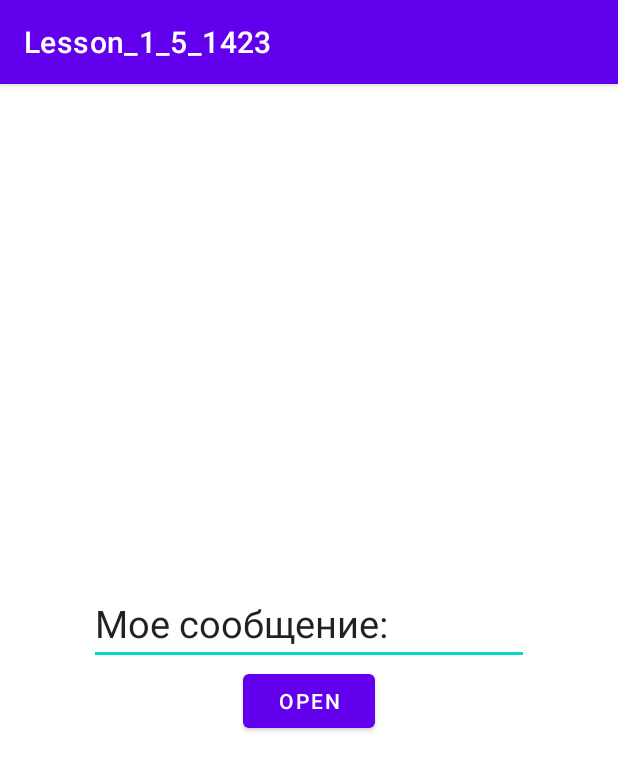
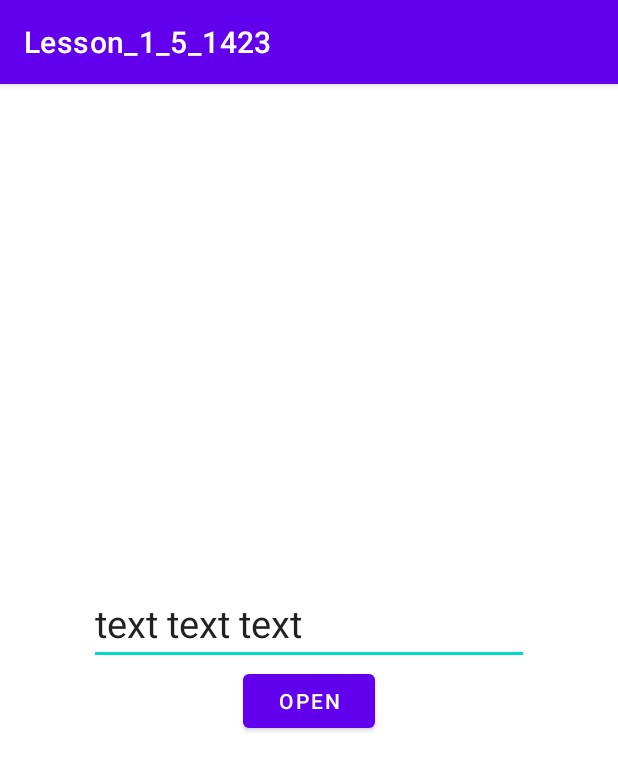
Before and after one commit to mentatusn/Lesson_1_5_1423, an Android app: the screen it shows after launch (SecondActivity before the commit, InterceptActivity after it), after a tap on "OPEN", on a phone screen of 412 x 824 dp. Shown: the top 771 px of the screen. Run offline under Robolectric (Android 15) with nearby library versions, the phone set to English and light mode, and no system bars.

```diff
--- a/app/src/main/AndroidManifest.xml
+++ b/app/src/main/AndroidManifest.xml
@@ -9,13 +9,38 @@
         android:roundIcon="@mipmap/ic_launcher_round"
         android:supportsRtl="true"
         android:theme="@style/Theme.Lesson_1_5_1423">
-       <activity android:name=".SecondActivity"/>
+        <activity android:name=".InterceptActivity">
+
+            <intent-filter>
+                <action android:name="android.intent.action.SEND" />
+
+                <data android:mimeType="text/plain" />
+                <data android:mimeType="image/*" />
+
+                <category android:name="android.intent.category.DEFAULT" />
+            </intent-filter>
+
+        </activity>
+        <activity android:name=".SecondActivity">
+            <intent-filter>
+                <action android:name="android.intent.action.SENDTO" />
+
+                <data android:scheme="mailto" />
+
+                <category android:name="android.intent.category.DEFAULT" />
+            </intent-filter>
+        </activity>
         <activity android:name=".MainActivity">
             <intent-filter>
                 <action android:name="android.intent.action.MAIN" />
 
                 <category android:name="android.intent.category.LAUNCHER" />
             </intent-filter>
+
+            <intent-filter>
+                <action android:name="runCalcEugen"/>
+                <category android:name="android.intent.category.DEFAULT"/>
+            </intent-filter>
         </activity>
     </application>
 
--- /dev/null
+++ b/app/src/main/java/calculator/calulation/lesson_1_5_1423/InterceptActivity.java
@@ -0,0 +1,44 @@
+package calculator.calulation.lesson_1_5_1423;
+
+import androidx.appcompat.app.AppCompatActivity;
+
+import android.content.Intent;
+import android.os.Bundle;
+import android.widget.Button;
+import android.widget.EditText;
+import android.widget.ImageView;
+
+public class InterceptActivity extends AppCompatActivity {
+
+
+    Button button2;
+    EditText editText2;
+    ImageView imageView;
+
+    @Override
+    protected void onCreate(Bundle savedInstanceState) {
+        super.onCreate(savedInstanceState);
+        setContentView(R.layout.activity_intercept);
+        button2 = findViewById(R.id.button2);
+        editText2 = findViewById(R.id.editText2);
+        imageView = findViewById(R.id.imageView);
+
+        Intent i = getIntent();
+        String action = i.getAction();
+        String type = i.getType();
+
+        Bundle extras = i.getExtras();
+
+        if(action.equals(Intent.ACTION_SEND)){
+            if(type.startsWith("image/")){
+                imageView.setImageURI(extras.getParcelable(Intent.EXTRA_STREAM));
+            }else if(type.startsWith("text/")){
+                String subject = extras.getString(Intent.EXTRA_SUBJECT);
+                String text = extras.getString(Intent.EXTRA_TEXT);
+                editText2.setText(String.format("%s",  text));
+            }
+        }
+
+
+    }
+}
--- a/app/src/main/java/calculator/calulation/lesson_1_5_1423/MainActivity.java
+++ b/app/src/main/java/calculator/calulation/lesson_1_5_1423/MainActivity.java
@@ -3,8 +3,11 @@ package calculator.calulation.lesson_1_5_1423;
 import androidx.appcompat.app.AppCompatActivity;
 
 import android.content.Intent;
+import android.net.Uri;
 import android.os.Bundle;
+import android.util.Log;
 import android.view.View;
+import android.webkit.MimeTypeMap;
 import android.widget.Button;
 import android.widget.EditText;
 
@@ -21,7 +24,7 @@ public class MainActivity extends AppCompatActivity {
     protected void onCreate(Bundle savedInstanceState) {
         super.onCreate(savedInstanceState);
         setContentView(R.layout.main_activity);
-
+/*
         button1 = findViewById(R.id.button1);
         editText1 = findViewById(R.id.editText1);
         button1.setOnClickListener(new View.OnClickListener() {
@@ -45,7 +48,31 @@ public class MainActivity extends AppCompatActivity {
         if(extras!=null){
             String message = extras.getString(MainActivity.KEY_MESSAGE);
             editText1.setText(message);
-        }
+        }*/
+
+
+
+        Log.d("mylogs", MimeTypeMap.getSingleton().getMimeTypeFromExtension("txt"));
+        Log.d("mylogs", MimeTypeMap.getSingleton().getMimeTypeFromExtension("jpg"));
+        Log.d("mylogs", MimeTypeMap.getSingleton().getMimeTypeFromExtension("tif"));
+        Log.d("mylogs", MimeTypeMap.getSingleton().getMimeTypeFromExtension("mp3"));
+        Log.d("mylogs", MimeTypeMap.getSingleton().getMimeTypeFromExtension("webp"));
+        Log.d("mylogs", MimeTypeMap.getSingleton().getMimeTypeFromExtension("svg"));
+
+        button1 = findViewById(R.id.button1);
+        editText1 = findViewById(R.id.editText1);
+        button1.setOnClickListener(new View.OnClickListener() {
+            @Override
+            public void onClick(View v) {
+
+                Intent i = new Intent(Intent.ACTION_SEND);
+                i.setType("text/plain");
+                i.putExtra(Intent.EXTRA_SUBJECT,"subject");
+                i.putExtra(Intent.EXTRA_TEXT,"text text text ");
+                //startActivity(Intent.createChooser(i,"КРАСИВЫЙ"));
+                startActivity(i);
+            }
+        });
 
     }
 
--- a/app/src/main/java/calculator/calulation/lesson_1_5_1423/SecondActivity.java
+++ b/app/src/main/java/calculator/calulation/lesson_1_5_1423/SecondActivity.java
@@ -19,6 +19,8 @@ public class SecondActivity extends AppCompatActivity {
         setContentView(R.layout.second_activity);
         button2 = findViewById(R.id.button2);
         editText2 = findViewById(R.id.editText2);
+
+
 
         button2.setOnClickListener(new View.OnClickListener() {
             @Override
--- /dev/null
+++ b/app/src/main/res/layout/activity_intercept.xml
@@ -0,0 +1,30 @@
+<?xml version="1.0" encoding="utf-8"?>
+<LinearLayout xmlns:android="http://schemas.android.com/apk/res/android"
+    xmlns:app="http://schemas.android.com/apk/res-auto"
+    xmlns:tools="http://schemas.android.com/tools"
+    android:layout_width="match_parent"
+    android:layout_height="match_parent"
+    android:gravity="center"
+    android:orientation="vertical"
+    tools:context=".MainActivity">
+
+    <androidx.appcompat.widget.AppCompatImageView
+        android:id="@+id/imageView"
+        android:layout_width="wrap_content"
+        android:layout_height="wrap_content" />
+
+    <androidx.appcompat.widget.AppCompatEditText
+        android:id="@+id/editText2"
+        android:layout_width="wrap_content"
+        android:layout_height="wrap_content"
+        android:ems="10"
+        android:text=""
+        android:textSize="25sp" />
+
+    <Button
+        android:id="@+id/button2"
+        android:layout_width="wrap_content"
+        android:layout_height="wrap_content"
+        android:text="@string/open" />
+
+</LinearLayout>
```
